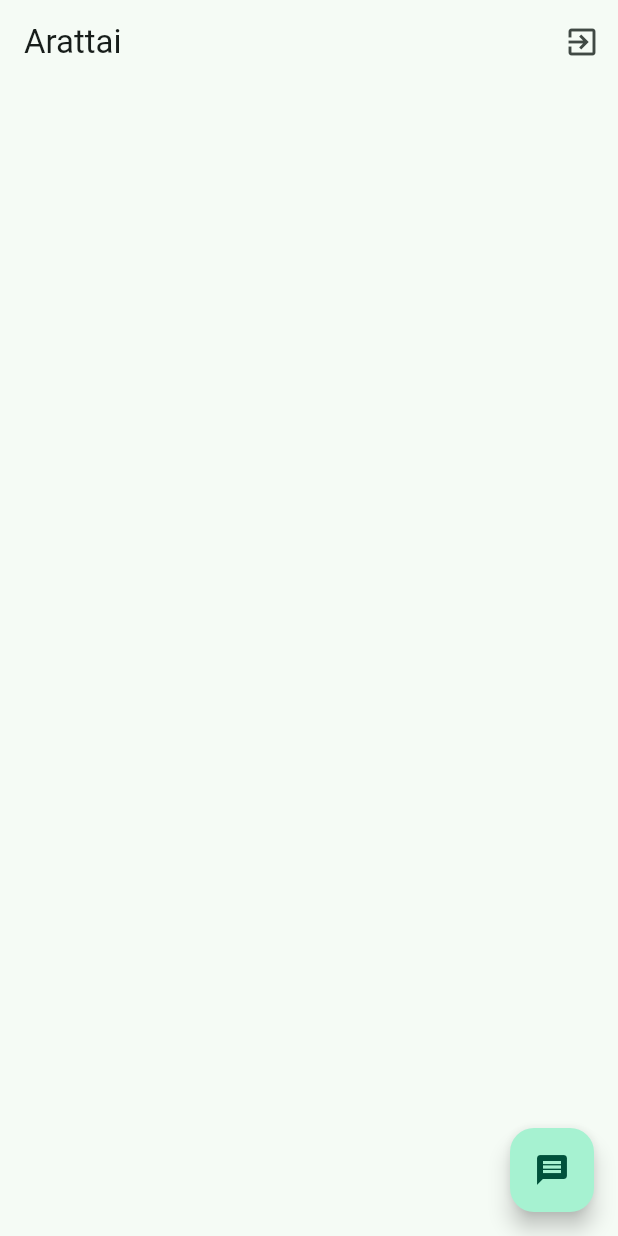
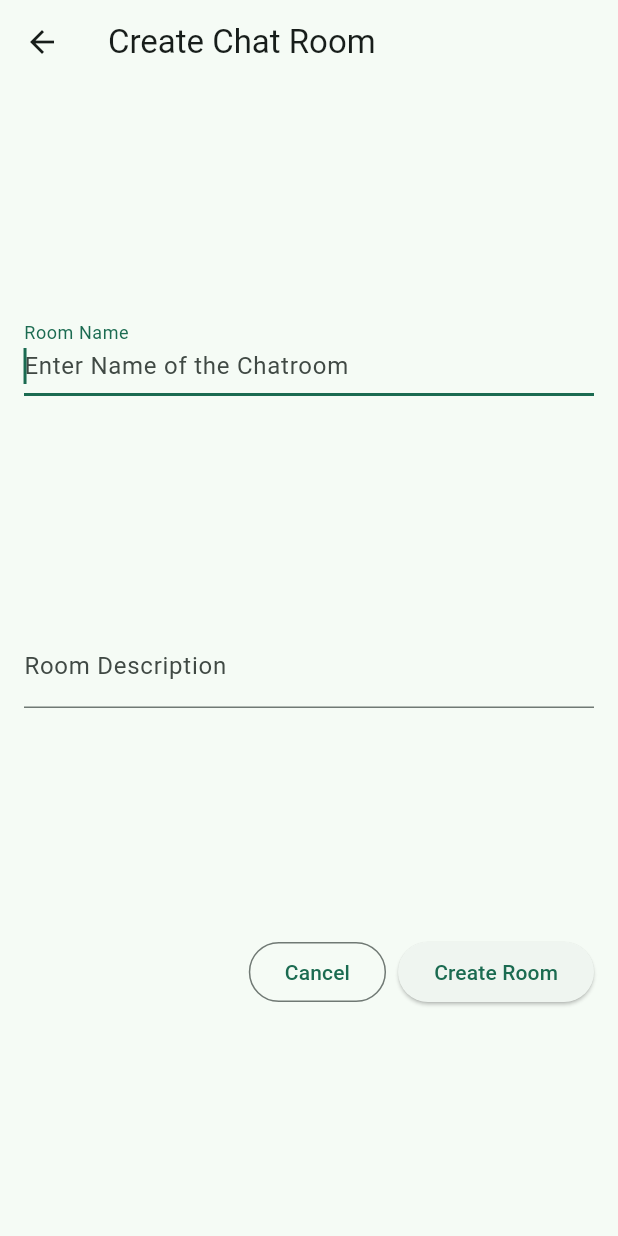
Before and after one commit to InfantAjayVenus/arattai, a Flutter app: the screen it shows once a user with an empty profile is signed in, after a tap on the "message" icon, on a phone screen of 412 x 824 dp. Run offline on Flutter 3.47's test engine with Material 3 defaults, Android fonts, the phone set to English and light mode, and no system bars; our stand-ins replace cloud_firestore, firebase_auth, firebase_core, firebase_storage, flutter_dotenv, image_picker; accounts and stored records are empty.

Commit message:
[chatroom_form] feat: add basic create chatroom form

```diff
--- a/lib/screens/chatrooms_list.dart
+++ b/lib/screens/chatrooms_list.dart
@@ -1,4 +1,5 @@
 import 'package:arattai/screens/chatroom.dart';
+import 'package:arattai/screens/new_chatroom.dart';
 import 'package:cloud_firestore/cloud_firestore.dart';
 import 'package:flutter/material.dart';
 
@@ -49,10 +50,13 @@ class ChatroomsList extends StatelessWidget {
           ),
           floatingActionButton: FloatingActionButton(
             onPressed: () {
-              /**
-               * TODO:
-               * Show a screen that takes details of a new room and creates one
-               */
+              Navigator.of(context).push(
+                MaterialPageRoute(
+                  builder: (context) {
+                    return const NewChatroom();
+                  },
+                ),
+              );
             },
             child: const Icon(Icons.message),
           ),
--- /dev/null
+++ b/lib/screens/new_chatroom.dart
@@ -0,0 +1,18 @@
+import 'package:arattai/widgets/chattroom_form.dart';
+import 'package:flutter/material.dart';
+
+class NewChatroom extends StatelessWidget {
+  const NewChatroom({super.key});
+
+  @override
+  Widget build(BuildContext context) {
+    return Scaffold(
+      appBar: AppBar(
+        title: const Text('Create Chat Room'),
+      ),
+      body: const Center(
+        child: ChatroomForm(),
+      ),
+    );
+  }
+}
--- /dev/null
+++ b/lib/widgets/chattroom_form.dart
@@ -0,0 +1,102 @@
+import 'package:flutter/material.dart';
+
+class ChatroomForm extends StatefulWidget {
+  const ChatroomForm({super.key});
+
+  @override
+  State<StatefulWidget> createState() {
+    return _ChatroomFormState();
+  }
+}
+
+class _ChatroomFormState extends State<ChatroomForm> {
+  @override
+  Widget build(BuildContext context) {
+    final formKey = GlobalKey<FormState>();
+    String name = '';
+    String description = '';
+
+    onSubmitForm() {
+      print(name);
+      print(description);
+    }
+
+    /**
+     * TODO:
+     * 1. Name field
+     * 2. Description of the Chatroom
+     * 3. Invite members by email
+     *    1. Members must get an invite which they should accept or reject
+     *    2. Status of the invites must be shown
+     *    3. Invites must expire in a week
+     */
+    return Padding(
+      padding: const EdgeInsets.symmetric(horizontal: 16),
+      child: Form(
+        key: formKey,
+        child: Column(
+          mainAxisAlignment: MainAxisAlignment.spaceEvenly,
+          children: [
+            TextFormField(
+              autofocus: true,
+              decoration: const InputDecoration(
+                label: Text('Room Name'),
+                hintText: 'Enter Name of the Chatroom',
+              ),
+              validator: (value) {
+                if (value == null || value.isEmpty || value == '') {
+                  return 'Name of the Chat room must not be empty';
+                }
+
+                return null;
+              },
+              onSaved: (value) {
+                if (value == null) return;
+                setState(() {
+                  name = value;
+                });
+              },
+            ),
+            TextFormField(
+              autofocus: true,
+              decoration: const InputDecoration(
+                label: Text('Room Description'),
+                hintText: 'Let everyone know more about the room',
+              ),
+              onSaved: (value) {
+                if (value == null) return;
+                setState(() {
+                  description = value;
+                });
+              },
+            ),
+            Row(
+              mainAxisAlignment: MainAxisAlignment.end,
+              children: [
+                OutlinedButton(
+                  style: OutlinedButton.styleFrom(
+                    shadowColor:
+                        Theme.of(context).buttonTheme.colorScheme?.error,
+                  ),
+                  onPressed: () {
+                    Navigator.pop(context);
+                  },
+                  child: const Text('Cancel'),
+                ),
+                const SizedBox(
+                  width: 8,
+                ),
+                ElevatedButton(
+                  onPressed: () {
+                    onSubmitForm();
+                  },
+                  child: const Text('Create Room'),
+                ),
+              ],
+            )
+          ],
+        ),
+      ),
+    );
+  }
+}
```
